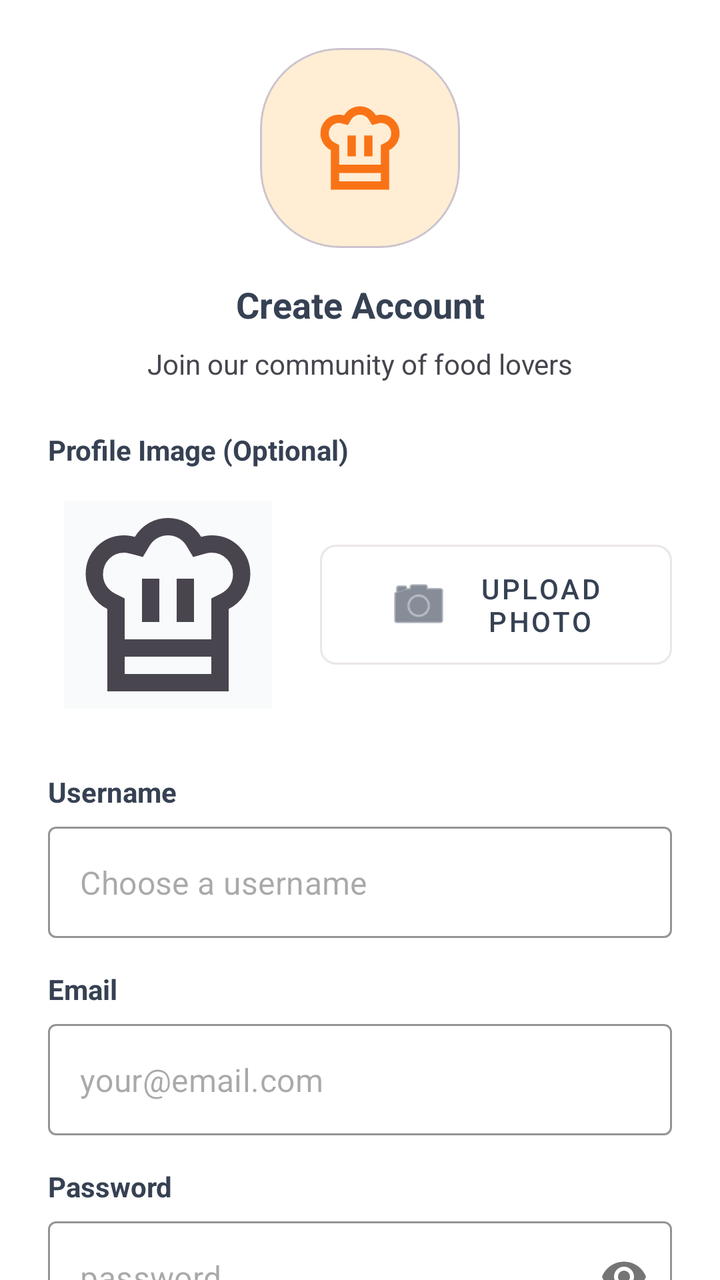
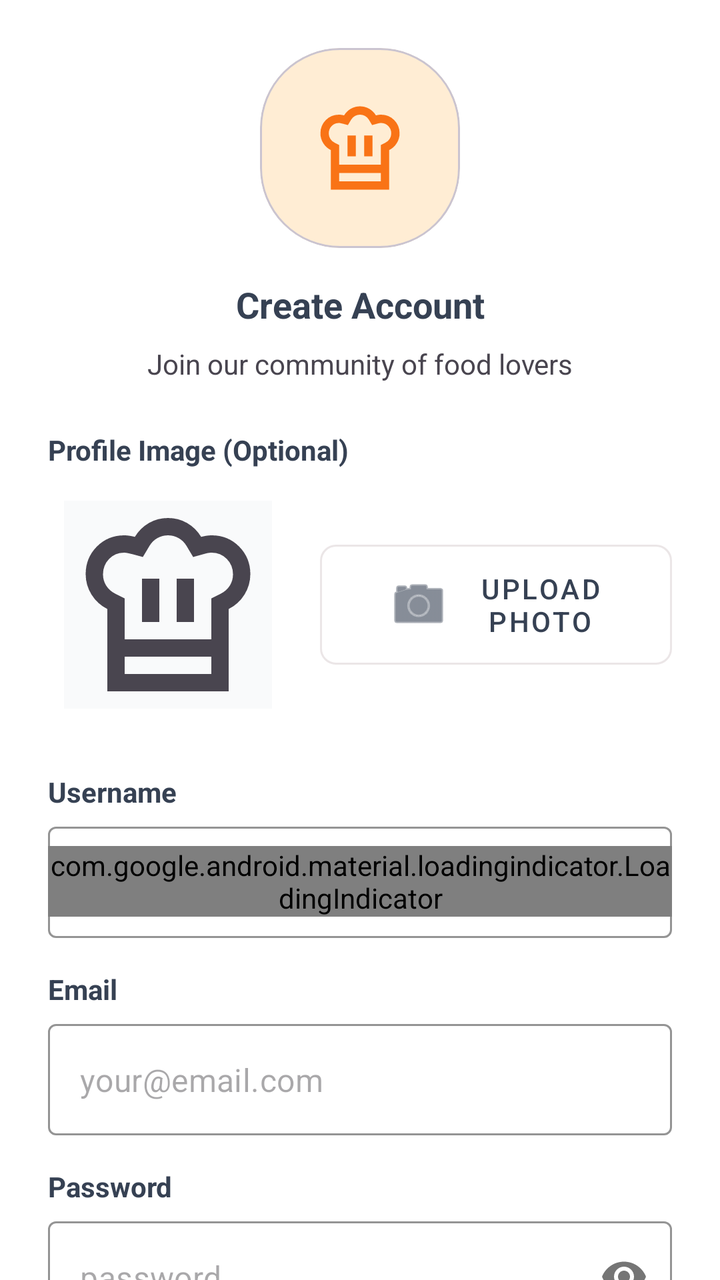

Two renders of the same Android screen: before a commit and after it. Below are the layout's source before the change and the commit's diff.
<!-- AndroidManifest.xml: application theme Theme.Plateful -->
<!-- res/layout/fragment_sign_up.xml -->
<?xml version="1.0" encoding="utf-8"?>
<androidx.core.widget.NestedScrollView xmlns:android="http://schemas.android.com/apk/res/android"
    xmlns:app="http://schemas.android.com/apk/res-auto"
    android:layout_width="match_parent"
    android:layout_height="match_parent"
    android:fillViewport="true"
    android:background="@color/white">

    <androidx.constraintlayout.widget.ConstraintLayout
        android:layout_width="match_parent"
        android:layout_height="wrap_content"
        android:padding="24dp">

        <com.google.android.material.card.MaterialCardView
            android:id="@+id/logo_card_view"
            android:layout_width="100dp"
            android:layout_height="100dp"
            app:cardBackgroundColor="@color/avatarBackground"
            app:cardCornerRadius="40dp"
            app:cardElevation="0dp"
            app:layout_constraintEnd_toEndOf="parent"
            app:layout_constraintStart_toStartOf="parent"
            app:layout_constraintTop_toTopOf="parent">

            <com.google.android.material.imageview.ShapeableImageView
                android:id="@+id/logo_image_view"
                android:layout_width="50dp"
                android:layout_height="50dp"
                android:layout_gravity="center"
                android:src="@drawable/ic_chef_hat"
                app:tint="@color/orange" />
        </com.google.android.material.card.MaterialCardView>

        <TextView
            android:id="@+id/title_text_view"
            android:layout_width="wrap_content"
            android:layout_height="wrap_content"
            android:layout_marginTop="16dp"
            android:text="@string/create_account"
            android:textColor="@color/textContent"
            android:textSize="18sp"
            android:textStyle="bold"
            app:layout_constraintEnd_toEndOf="parent"
            app:layout_constraintStart_toStartOf="parent"
            app:layout_constraintTop_toBottomOf="@+id/logo_card_view" />

        <TextView
            android:id="@+id/subtitle_text_view"
            android:layout_width="wrap_content"
            android:layout_height="wrap_content"
            android:layout_marginTop="8dp"
            android:text="@string/join_community"
            android:textSize="14sp"
            app:layout_constraintEnd_toEndOf="parent"
            app:layout_constraintStart_toStartOf="parent"
            app:layout_constraintTop_toBottomOf="@+id/title_text_view" />

        <TextView
            android:id="@+id/profile_image_label_text_view"
            android:layout_width="wrap_content"
            android:layout_height="wrap_content"
            android:layout_marginTop="24dp"
            android:text="@string/profile_image_optional"
            android:textColor="@color/textContent"
            android:textStyle="bold"
            app:layout_constraintStart_toStartOf="parent"
            app:layout_constraintTop_toBottomOf="@+id/subtitle_text_view" />

        <com.google.android.material.imageview.ShapeableImageView
            android:id="@+id/profile_preview_image_view"
            android:layout_width="120dp"
            android:layout_height="120dp"
            android:layout_marginTop="8dp"
            android:background="@color/grayBackground"
            android:padding="8dp"
            android:scaleType="centerCrop"
            app:layout_constraintStart_toStartOf="parent"
            app:layout_constraintTop_toBottomOf="@+id/profile_image_label_text_view"
            app:srcCompat="@drawable/ic_chef_hat" />

        <com.google.android.material.button.MaterialButton
            android:id="@+id/upload_photo_button"
            style="@style/Widget.MaterialComponents.Button.OutlinedButton"
            android:layout_width="0dp"
            android:layout_height="60dp"
            android:layout_marginStart="16dp"
            android:text="@string/upload_photo"
            android:textColor="@color/textContent"
            android:insetTop="0dp"
            android:insetBottom="0dp"
            android:minHeight="0dp"
            app:cornerRadius="8dp"
            app:strokeColor="@color/border"
            app:icon="@android:drawable/ic_menu_camera"
            app:iconSize="32dp"
            app:iconPadding="12dp"
            app:iconGravity="textStart"
            app:iconTint="@color/textContent"
            app:layout_constraintBottom_toBottomOf="@+id/profile_preview_image_view"
            app:layout_constraintEnd_toEndOf="parent"
            app:layout_constraintStart_toEndOf="@+id/profile_preview_image_view"
            app:layout_constraintTop_toTopOf="@+id/profile_preview_image_view" />

        <TextView
            android:id="@+id/username_label_text_view"
            android:layout_width="wrap_content"
            android:layout_height="wrap_content"
            android:layout_marginTop="24dp"
            android:text="@string/username_label"
            android:textColor="@color/textContent"
            android:textStyle="bold"
            app:layout_constraintStart_toStartOf="parent"
            app:layout_constraintTop_toBottomOf="@+id/profile_preview_image_view" />

        <com.google.android.material.textfield.TextInputLayout
            android:id="@+id/username_text_input_layout"
            style="@style/Widget.MaterialComponents.TextInputLayout.OutlinedBox"
            android:layout_width="match_parent"
            android:layout_height="wrap_content"
            android:layout_marginTop="8dp"
            app:boxStrokeColor="@color/orange"
            app:hintEnabled="false"
            app:layout_constraintTop_toBottomOf="@+id/username_label_text_view">

            <com.google.android.material.textfield.TextInputEditText
                android:layout_width="match_parent"
                android:layout_height="wrap_content"
                android:hint="@string/choose_username"
                android:inputType="textPersonName" />
        </com.google.android.material.textfield.TextInputLayout>

        <TextView
            android:id="@+id/email_label_text_view"
            android:layout_width="wrap_content"
            android:layout_height="wrap_content"
            android:layout_marginTop="16dp"
            android:text="@string/email_label"
            android:textColor="@color/textContent"
            android:textStyle="bold"
            app:layout_constraintStart_toStartOf="parent"
            app:layout_constraintTop_toBottomOf="@+id/username_text_input_layout" />

        <com.google.android.material.textfield.TextInputLayout
            android:id="@+id/email_text_input_layout"
            style="@style/Widget.MaterialComponents.TextInputLayout.OutlinedBox"
            android:layout_width="match_parent"
            android:layout_height="wrap_content"
            android:layout_marginTop="8dp"
            app:boxStrokeColor="@color/orange"
            app:hintEnabled="false"
            app:layout_constraintTop_toBottomOf="@+id/email_label_text_view">

            <com.google.android.material.textfield.TextInputEditText
                android:layout_width="match_parent"
                android:layout_height="wrap_content"
                android:hint="@string/email_hint"
                android:inputType="textEmailAddress" />
        </com.google.android.material.textfield.TextInputLayout>

        <TextView
            android:id="@+id/password_label_text_view"
            android:layout_width="wrap_content"
            android:layout_height="wrap_content"
            android:layout_marginTop="16dp"
            android:text="@string/password_label"
            android:textColor="@color/textContent"
            android:textStyle="bold"
            app:layout_constraintStart_toStartOf="parent"
            app:layout_constraintTop_toBottomOf="@+id/email_text_input_layout" />

        <com.google.android.material.textfield.TextInputLayout
            android:id="@+id/password_text_input_layout"
            style="@style/Widget.MaterialComponents.TextInputLayout.OutlinedBox"
            android:layout_width="match_parent"
            android:layout_height="wrap_content"
            android:layout_marginTop="8dp"
            app:boxStrokeColor="@color/orange"
            app:hintEnabled="false"
            app:passwordToggleEnabled="true"
            app:layout_constraintTop_toBottomOf="@+id/password_label_text_view">

            <com.google.android.material.textfield.TextInputEditText
                android:layout_width="match_parent"
                android:layout_height="wrap_content"
                android:hint="@string/password_hint"
                android:inputType="textPassword" />
        </com.google.android.material.textfield.TextInputLayout>

        <TextView
            android:id="@+id/confirm_password_label_text_view"
            android:layout_width="wrap_content"
            android:layout_height="wrap_content"
            android:layout_marginTop="16dp"
            android:text="@string/confirm_password"
            android:textColor="@color/textContent"
            android:textStyle="bold"
            app:layout_constraintStart_toStartOf="parent"
            app:layout_constraintTop_toBottomOf="@+id/password_text_input_layout" />

        <com.google.android.material.textfield.TextInputLayout
            android:id="@+id/confirm_password_text_input_layout"
            style="@style/Widget.MaterialComponents.TextInputLayout.OutlinedBox"
            android:layout_width="match_parent"
            android:layout_height="wrap_content"
            android:layout_marginTop="8dp"
            app:boxStrokeColor="@color/orange"
            app:hintEnabled="false"
            app:passwordToggleEnabled="true"
            app:layout_constraintTop_toBottomOf="@+id/confirm_password_label_text_view">

            <com.google.android.material.textfield.TextInputEditText
                android:layout_width="match_parent"
                android:layout_height="wrap_content"
                android:hint="@string/password_hint"
                android:inputType="textPassword" />
        </com.google.android.material.textfield.TextInputLayout>

        <com.google.android.material.button.MaterialButton
            android:id="@+id/create_account_button"
            android:layout_width="match_parent"
            android:layout_height="60dp"
            android:layout_marginTop="32dp"
            android:backgroundTint="@color/orange"
            android:text="@string/create_account"
            android:textSize="16sp"
            app:cornerRadius="12dp"
            app:layout_constraintTop_toBottomOf="@+id/confirm_password_text_input_layout" />

        <com.google.android.material.loadingindicator.LoadingIndicator
            android:id="@+id/loading_indicator"
            style="@style/Widget.Material3.LoadingIndicator.Contained"
            android:layout_width="wrap_content"
            android:layout_height="wrap_content"
            app:layout_constraintBottom_toBottomOf="parent"
            app:layout_constraintEnd_toEndOf="parent"
            app:layout_constraintStart_toStartOf="parent"
            app:layout_constraintTop_toTopOf="parent"
            android:visibility="gone"/>

    </androidx.constraintlayout.widget.ConstraintLayout>
</androidx.core.widget.NestedScrollView>
<!-- resources referenced by this layout -->
<resources>
  <color name="avatarBackground">#ffedd4</color>
  <color name="border">#ebe6e7</color>
  <color name="grayBackground">#F9FAFB</color>
  <color name="orange">#f97316</color>
  <color name="textContent">#364153</color>
  <color name="white">#FFFFFFFF</color>
  <!-- drawable ic_chef_hat (drawable) -->
  <vector xmlns:android="http://schemas.android.com/apk/res/android"
      android:width="24dp"
      android:height="24dp"
      android:viewportWidth="960"
      android:viewportHeight="960"
      android:tint="?attr/colorControlNormal">
    <path
        android:fillColor="@android:color/white"
        android:pathData="M360,560L440,560L440,360L360,360L360,560ZM200,500Q154,477 127,433.5Q100,390 100,339Q100,264 151.5,212Q203,160 278,160Q290,160 302.5,162Q315,164 327,167L327,167L327,167Q352,126 392,103Q432,80 480,80Q528,80 568,103Q608,126 633,167L633,167L633,167Q645,164 657,162Q669,160 682,160Q757,160 808.5,212Q860,264 860,339Q860,390 833,433.5Q806,477 760,500L760,720L200,720L200,500ZM520,560L600,560L600,360L520,360L520,560ZM280,640L680,640L680,451L724,429Q750,416 765,392.5Q780,369 780,340Q780,298 751.5,269Q723,240 682,240Q671,240 662,242Q653,244 643,247L596,260L565,208Q551,185 528.5,172.5Q506,160 480,160Q454,160 431.5,172.5Q409,185 395,208L364,260L316,247Q306,245 296.5,242.5Q287,240 277,240Q236,240 208,269Q180,298 180,340Q180,369 195,392.5Q210,416 236,429L280,451L280,640ZM200,720L280,720L280,800L680,800L680,720L760,720L760,880L200,880L200,720ZM480,640L480,640L480,640Q480,640 480,640Q480,640 480,640Q480,640 480,640Q480,640 480,640Q480,640 480,640Q480,640 480,640L480,640L480,640Q480,640 480,640Q480,640 480,640Q480,640 480,640Q480,640 480,640L480,640L480,640Q480,640 480,640Q480,640 480,640Q480,640 480,640Q480,640 480,640Q480,640 480,640Q480,640 480,640L480,640L480,640Z"/>
  </vector>
  <string name="choose_username">Choose a username</string>
  <string name="confirm_password">Confirm Password</string>
  <string name="create_account">Create Account</string>
  <string name="email_hint">your@email.com</string>
  <string name="email_label">Email</string>
  <string name="join_community">Join our community of food lovers</string>
  <string name="password_hint">password</string>
  <string name="password_label">Password</string>
  <string name="profile_image_optional">Profile Image (Optional)</string>
  <string name="upload_photo">Upload Photo</string>
  <string name="username_label">Username</string>
  <style name="Theme.Plateful" parent="Base.Theme.Plateful" />
  <style name="Base.Theme.Plateful" parent="Theme.Material3.DayNight.NoActionBar">
          
          
      </style>
</resources>

<!-- the commit's change to res/layout/fragment_sign_up.xml (unified diff, before → after) -->
@@ -231,11 +231,11 @@
             style="@style/Widget.Material3.LoadingIndicator.Contained"
             android:layout_width="wrap_content"
             android:layout_height="wrap_content"
+            app:indicatorColor="@color/orange"
             app:layout_constraintBottom_toBottomOf="parent"
             app:layout_constraintEnd_toEndOf="parent"
             app:layout_constraintStart_toStartOf="parent"
-            app:layout_constraintTop_toTopOf="parent"
-            android:visibility="gone"/>
+            app:layout_constraintTop_toTopOf="parent" />
 
     </androidx.constraintlayout.widget.ConstraintLayout>
 </androidx.core.widget.NestedScrollView>
